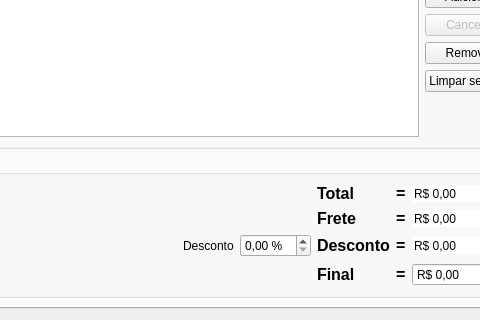
This is orcamento.ui in lellisls/ERP-STACCATO as Qt 5 draws it before an edit; both pictures show x 494 to 974 and y 284 to 604 of the 1173 by 604 pixel window. The edited form follows.
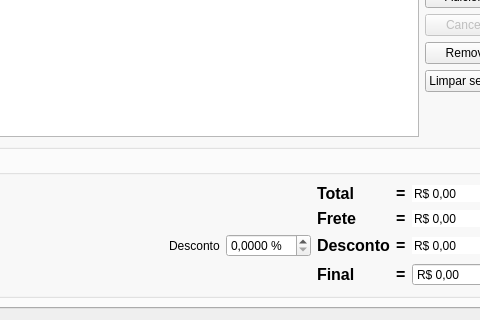
This is the edited form. Custom widgets are drawn as their Qt base class.

Commit message: Correção

Patch:
```diff
--- a/orcamento.ui
+++ b/orcamento.ui
@@ -790,7 +790,7 @@
                <string> %</string>
               </property>
               <property name="decimals">
-               <number>2</number>
+               <number>4</number>
               </property>
               <property name="maximum">
                <double>99.000000000000000</double>
```
